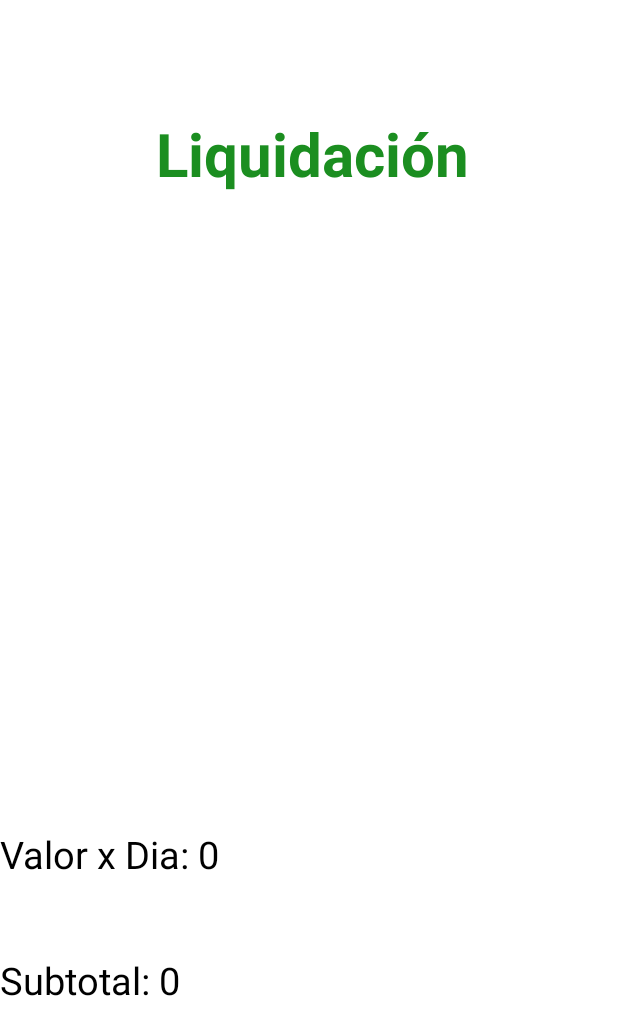
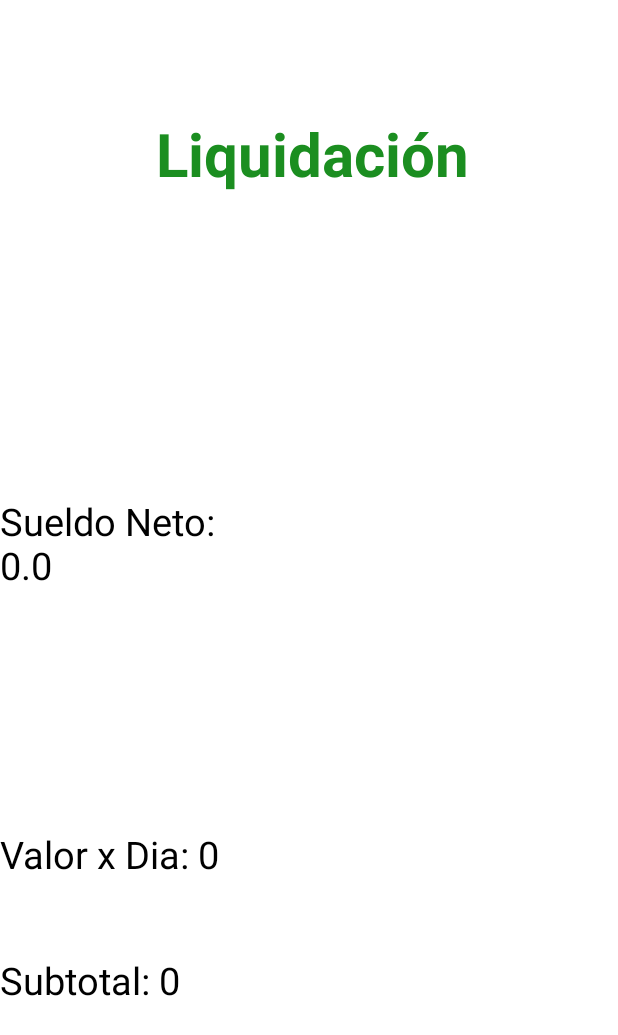
Before and after one commit to Daniphantom27/Actividad, an Android app: the MainActivity2 screen opened directly, with no data from a screen before it, after a tap on "LIQUIDAR", on a phone screen of 412 x 824 dp. Shown: the top 1035 px of the screen. Run offline under Robolectric (Android 15) with nearby library versions, the phone set to English and light mode, and no system bars; 2 statements that could not run were skipped.

Commit message:
falta poco xd

```diff
--- a/app/src/main/java/com/example/actividad/MainActivity2.java
+++ b/app/src/main/java/com/example/actividad/MainActivity2.java
@@ -22,6 +22,9 @@ public class MainActivity2 extends AppCompatActivity {
     private EditText SueldoBase;
     private EditText DiasLab;
     CheckBox descuento;
+    CheckBox salud;
+    CheckBox pension;
+
 
 
     @SuppressLint("MissingInflatedId")
@@ -37,6 +40,9 @@ public class MainActivity2 extends AppCompatActivity {
         cargo = findViewById(R.id.cargo);
         SueldoBase = findViewById(R.id.sueldoB);
         DiasLab = findViewById(R.id.Diaslab);
+       CheckBox descuento = findViewById(R.id.descuento);
+       CheckBox salud = findViewById(R.id.salud);
+       CheckBox pension = findViewById(R.id.pension);
 
         Intent primera = new Intent(this, MainActivity.class);
 
@@ -55,7 +61,10 @@ public class MainActivity2 extends AppCompatActivity {
                 String valorCargo = cargo.getText().toString();
                 String valorSueldoBase = SueldoBase.getText().toString();
                 String valorDiasLab = DiasLab.getText().toString();
-                int DescuentoT =0;
+                boolean valorDescuento = descuento.isChecked();
+                boolean valorSalud = salud.isChecked();
+                boolean valorPension = pension.isChecked();
+
 
                 Intent datos = new Intent(MainActivity2.this, MainActivity3.class);
                 datos.putExtra("nombre", valorNombre);
@@ -63,14 +72,12 @@ public class MainActivity2 extends AppCompatActivity {
                 datos.putExtra("cargo", valorCargo);
                 datos.putExtra("sueldo", valorSueldoBase);
                 datos.putExtra("diasLab", valorDiasLab);
+                datos.putExtra("descuento", valorDescuento);
+                datos.putExtra("salud", valorSalud);
+                datos.putExtra("pension", valorPension);
 
                 startActivity(datos);
             }
         });
-        descuento = findViewById(R.id.descuento);
-        SueldoBase = findViewById(R.id.sueldoB);
-
-
-
     }
 }
--- a/app/src/main/java/com/example/actividad/MainActivity3.java
+++ b/app/src/main/java/com/example/actividad/MainActivity3.java
@@ -15,6 +15,8 @@ public class MainActivity3 extends AppCompatActivity {
     private TextView traerDias;
     private TextView ValorxDias;
     private TextView Subtotal;
+    private TextView traerDescuento;
+    private TextView traerPrueba;
 
     @SuppressLint({"MissingInflatedId", "WrongViewCast", "SetTextI18n"})
     @Override
@@ -29,6 +31,10 @@ public class MainActivity3 extends AppCompatActivity {
         String datoCargo = datos.getStringExtra("cargo");
         String datoSueldo = datos.getStringExtra("sueldo");
         String datoDias = datos.getStringExtra("diasLab");
+        boolean datoDescuento = datos.getBooleanExtra("descuento", false);
+        boolean datoSalud = datos.getBooleanExtra("salud", false);
+        boolean datoPension = datos.getBooleanExtra("pension", false);
+
 
         int sueldoInt = Integer.parseInt(datoSueldo);
         int diasInt = Integer.parseInt(datoDias);
@@ -36,6 +42,43 @@ public class MainActivity3 extends AppCompatActivity {
         int valorxdias = sueldoInt / 30;
 
         int subtotal = valorxdias * diasInt;
+
+        double DescuentoX = 0;
+        double DescuentoT = 0;
+        if (datoDescuento) {
+            DescuentoX = subtotal * 0.04;
+            DescuentoT = subtotal  - DescuentoX;
+        }
+
+        double SaludX = 0;
+        double SaludT = 0;
+        if (datoSalud) {
+            SaludX = subtotal * 0.04;
+            SaludT = subtotal  - SaludX;
+        }
+
+        double PensionX = 0;
+        double PensionT = 0;
+        if (datoPension) {
+            PensionX = subtotal * 0.04;
+            PensionT = subtotal  - PensionX;
+        }
+
+        double SueldoNeto = 0;
+        if (datoDescuento && datoSalud && datoPension) {
+            SueldoNeto = (subtotal) - (DescuentoT + SaludT + PensionT);
+
+        } else if (datoDescuento && datoSalud) {
+            SueldoNeto = (subtotal) - (DescuentoT + SaludT);
+
+        } else if (datoDescuento && datoPension) {
+            SueldoNeto = (subtotal) - (DescuentoT + PensionT);
+
+        } else if (datoSalud && datoPension) {
+            SueldoNeto = (subtotal) - (SaludT + PensionT);
+            ;
+        }
+
 
 
         traerNombre = findViewById(R.id.traeNombre);
@@ -55,19 +98,14 @@ public class MainActivity3 extends AppCompatActivity {
 
         ValorxDias = findViewById(R.id.valorxdia);
         String resultadoValorxdia = Integer.toString(valorxdias);
-        ValorxDias.setText("Valor x Dia: "+ resultadoValorxdia);
+        ValorxDias.setText("Valor x Dia: " + resultadoValorxdia);
 
         Subtotal = findViewById(R.id.subtotal);
         String resultadoSubtotal = Integer.toString(subtotal);
-        Subtotal.setText("Subtotal: "+ resultadoSubtotal);
+        Subtotal.setText("Subtotal: " + resultadoSubtotal);
 
-
-
-
-
-
-
-
+        traerPrueba = findViewById(R.id.pruebita);
+        traerPrueba.setText("Sueldo Neto: " + SueldoNeto);
 
 
     }
--- a/app/src/main/res/layout/activity_main3.xml
+++ b/app/src/main/res/layout/activity_main3.xml
@@ -6,6 +6,16 @@
     android:layout_height="match_parent"
     tools:context=".MainActivity3"
     android:background="@color/white">
+
+    <TextView
+        android:id="@+id/pruebita"
+        android:layout_width="162dp"
+        android:layout_height="81dp"
+        android:layout_marginTop="330dp"
+        android:textColor="@color/black"
+        android:textSize="25dp"
+        app:layout_constraintTop_toTopOf="parent"
+        tools:layout_editor_absoluteX="9dp" />
 
     <TextView
         android:id="@+id/tituloL"
@@ -102,5 +112,13 @@
         app:layout_constraintTop_toTopOf="parent"
         tools:layout_editor_absoluteX="88dp" />
 
+    <TextView
+        android:id="@+id/descuentoX"
+        android:layout_width="128dp"
+        android:layout_height="38dp"
+        android:layout_marginTop="700dp"
+        app:layout_constraintTop_toTopOf="parent"
+        tools:layout_editor_absoluteX="33dp" />
+
 
 </androidx.constraintlayout.widget.ConstraintLayout>
```
